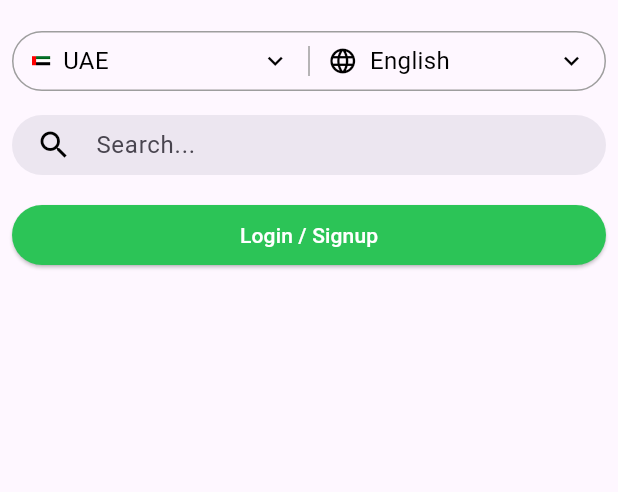
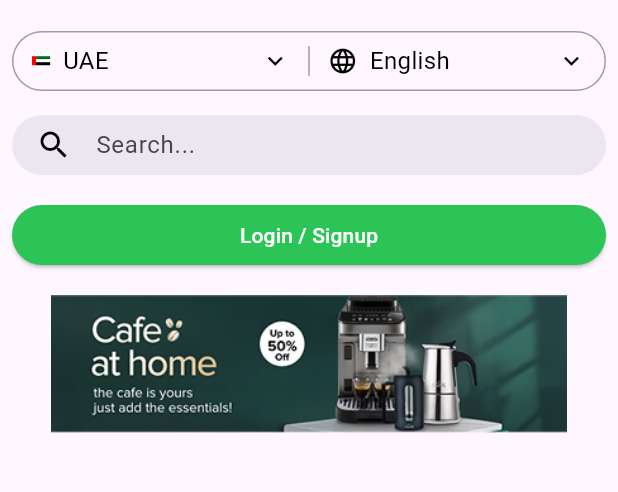
Before and after one commit to Adnanadu/q4m_website_template, a Flutter app: the screen it shows after launch, on a phone screen of 412 x 824 dp, the part 65-557 px from its top. Run offline on Flutter 3.47's test engine with Material 3 defaults, Android fonts, the light colour scheme and no system bars.

Commit message:
added cafe home image

```diff
--- a/lib/feature/homePage/view/pages/home_page.dart
+++ b/lib/feature/homePage/view/pages/home_page.dart
@@ -1,5 +1,6 @@
 import 'package:flutter/material.dart';
 import 'package:q4m_website_template/feature/homePage/view/widgets/country_and_language_selector_widget.dart';
+import 'package:q4m_website_template/feature/homePage/view/widgets/login_and_signup_button_widget.dart';
 import 'package:q4m_website_template/feature/homePage/view/widgets/search_bar_widget.dart';
 
 class HomePage extends StatelessWidget {
@@ -27,7 +28,17 @@
               LoginAndSignupButtonWidget(),
 
               //cafe at home image
+              Container(
+                padding: const EdgeInsets.all(8.0),
+                height: 108,
+                width: double.infinity,
+                child: Image(
+                  image: AssetImage('assets/images/cafe_at_home.png'),
+                ),
+              ),
+              SizedBox(height: 8),
 
+              //categories
             ],
           ),
         ),
@@ -35,29 +46,3 @@
     );
   }
 }
-
-class LoginAndSignupButtonWidget extends StatelessWidget {
-  const LoginAndSignupButtonWidget({
-    super.key,
-  });
-
-  @override
-  Widget build(BuildContext context) {
-    return Padding(
-      padding: const EdgeInsets.all(8.0),
-      child: ElevatedButton(
-        onPressed: () {},
-        style: ElevatedButton.styleFrom(
-          foregroundColor: Colors.white,
-          minimumSize: Size(double.infinity, 40),
-
-          backgroundColor: const Color(0xFF2CC457),
-          shape: RoundedRectangleBorder(
-            borderRadius: BorderRadius.circular(30),
-          ),
-        ),
-        child: Text('Login / Signup'),
-      ),
-    );
-  }
-}
--- a/lib/feature/homePage/view/widgets/login_and_signup_button_widget.dart
+++ b/lib/feature/homePage/view/widgets/login_and_signup_button_widget.dart
@@ -0,0 +1,28 @@
+
+import 'package:flutter/material.dart';
+
+class LoginAndSignupButtonWidget extends StatelessWidget {
+  const LoginAndSignupButtonWidget({
+    super.key,
+  });
+
+  @override
+  Widget build(BuildContext context) {
+    return Padding(
+      padding: const EdgeInsets.all(8.0),
+      child: ElevatedButton(
+        onPressed: () {},
+        style: ElevatedButton.styleFrom(
+          foregroundColor: Colors.white,
+          minimumSize: Size(double.infinity, 40),
+
+          backgroundColor: const Color(0xFF2CC457),
+          shape: RoundedRectangleBorder(
+            borderRadius: BorderRadius.circular(30),
+          ),
+        ),
+        child: Text('Login / Signup'),
+      ),
+    );
+  }
+}
```
